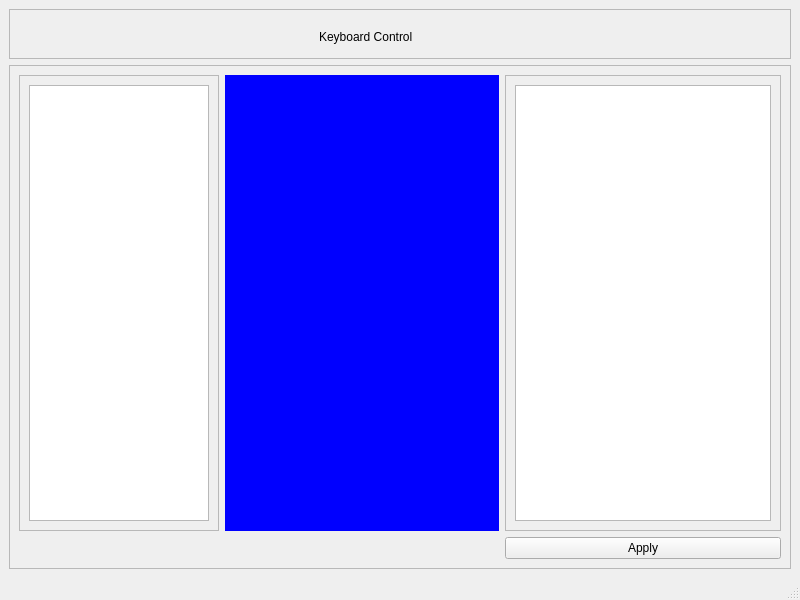
Qt form keyboardcontrolv3/ui/main_ui.ui (Vaisakhkm2625/keyboardcontrolV3) before a commit.
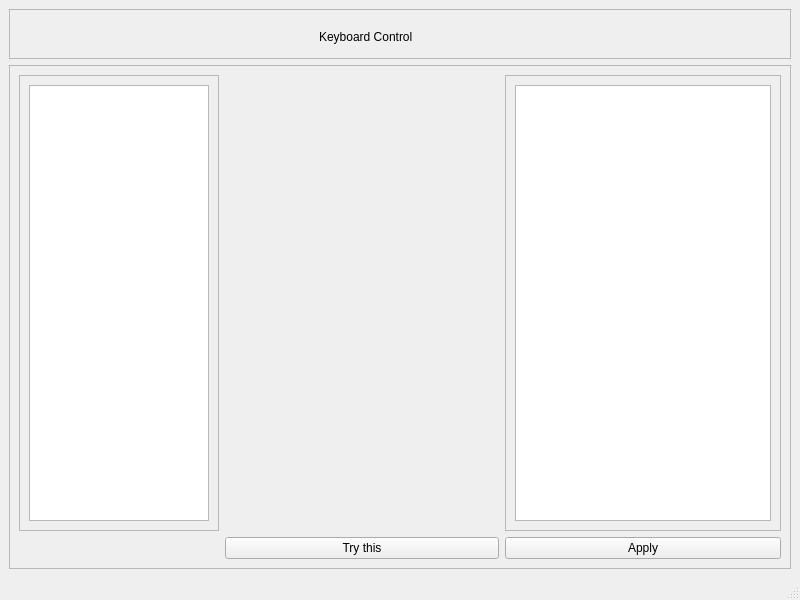
The same form after that commit.

Commit message: added plugin runner button

Diff of the .ui file:
```diff
--- a/keyboardcontrolv3/ui/main_ui.ui
+++ b/keyboardcontrolv3/ui/main_ui.ui
@@ -71,8 +71,7 @@
           </sizepolicy>
          </property>
          <property name="styleSheet">
-          <string notr="true">background-color:blue;
-</string>
+          <string notr="true"/>
          </property>
         </widget>
        </item>
@@ -158,6 +157,13 @@
          </widget>
         </widget>
        </item>
+       <item row="1" column="1">
+        <widget class="QPushButton" name="tryaction">
+         <property name="text">
+          <string>Try this</string>
+         </property>
+        </widget>
+       </item>
       </layout>
      </widget>
     </item>
```
Left out of the diff: 2 changed lines with no effect on the pictures. The commit also changes 3 other files.
